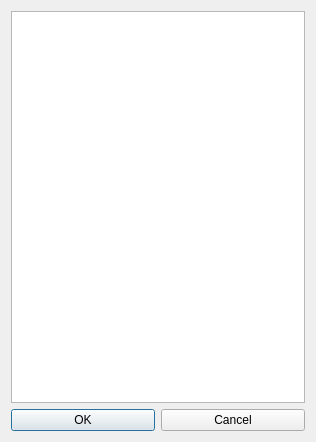
First picture: the form in MiSleep/gui/uis/label_dialog.ui, repository BryanWang0702/MiSleep, before the edit.
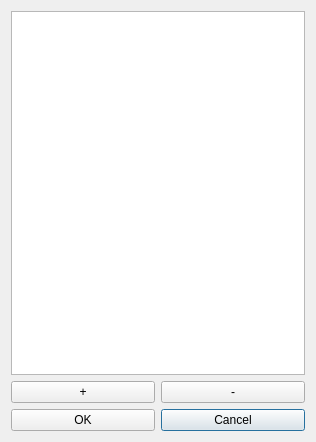
Second picture: the form after the edit. Icons and pictures are not drawn.

Commit message: add config for initailize, label add/delete, save thread, marker list for add and remove

Diff of the .ui file:
```diff
--- a/MiSleep/gui/uis/label_dialog.ui
+++ b/MiSleep/gui/uis/label_dialog.ui
@@ -14,20 +14,27 @@
    <string>Dialog</string>
   </property>
   <layout class="QGridLayout" name="gridLayout">
-   <item row="1" column="0">
-    <widget class="QPushButton" name="OKBt">
-     <property name="text">
-      <string>OK</string>
-     </property>
-    </widget>
-   </item>
-   <item row="1" column="1">
+   <item row="3" column="1">
     <widget class="QPushButton" name="CancelBt">
      <property name="text">
       <string>Cancel</string>
      </property>
     </widget>
    </item>
+   <item row="3" column="0">
+    <widget class="QPushButton" name="OKBt">
+     <property name="text">
+      <string>OK</string>
+     </property>
+    </widget>
+   </item>
+   <item row="1" column="0">
+    <widget class="QPushButton" name="AddBt">
+     <property name="text">
+      <string>+</string>
+     </property>
+    </widget>
+   </item>
    <item row="0" column="0" colspan="2">
     <widget class="QListView" name="LabelListView">
      <property name="editTriggers">
@@ -35,6 +42,13 @@
      </property>
     </widget>
    </item>
+   <item row="1" column="1">
+    <widget class="QPushButton" name="DeleteBt">
+     <property name="text">
+      <string>-</string>
+     </property>
+    </widget>
+   </item>
   </layout>
  </widget>
  <resources/>
```
Left out of the diff: 8 changed lines with no effect on the pictures. The commit also changes 16 other files.
